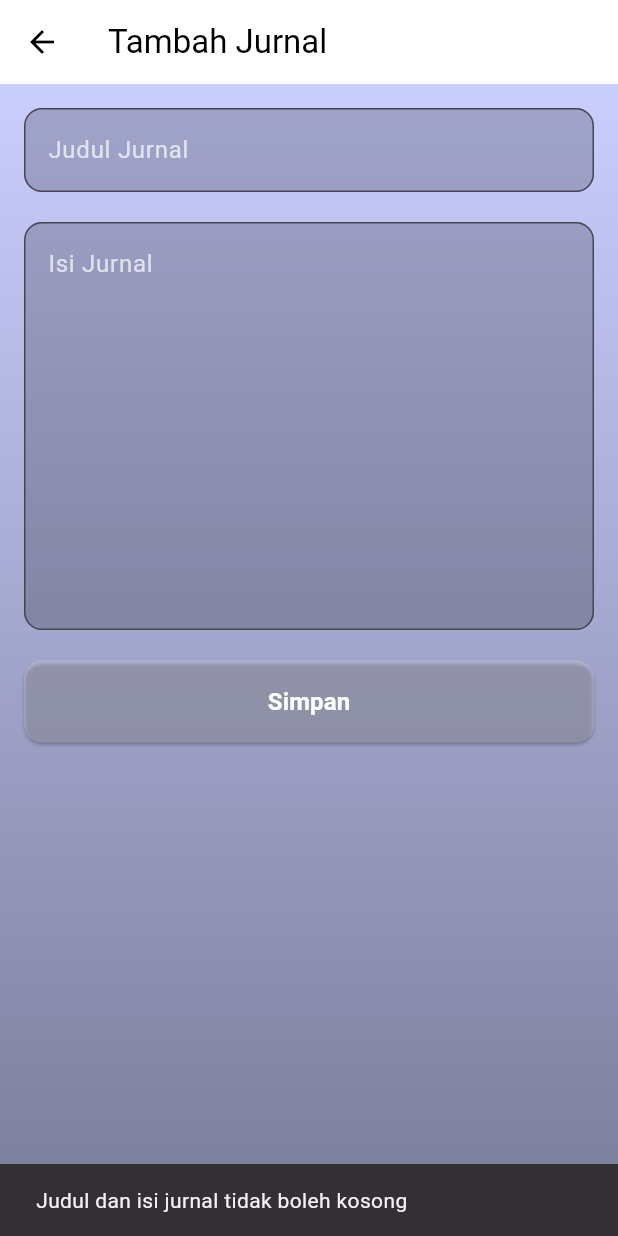
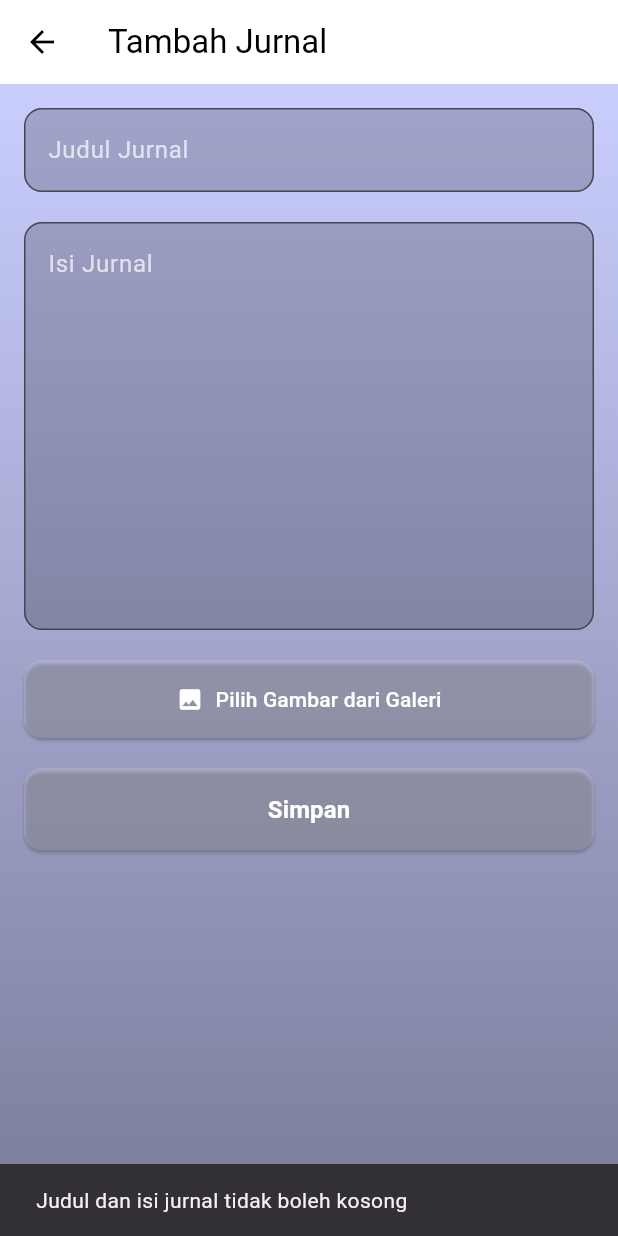
Before and after one commit to destristifaniv/sojoy, a Flutter app: the WriteJournalScreen screen opened directly, after a tap on "Simpan", on a phone screen of 412 x 824 dp. Run offline on Flutter 3.47's test engine with Material 3 defaults, Android fonts, the phone set to English and light mode, and no system bars; our stand-ins replace image_picker, sqflite, table_calendar; accounts and stored records are empty.

Commit message:
Sprint 1

```diff
--- a/lib/models/journal.dart
+++ b/lib/models/journal.dart
@@ -1,25 +1,36 @@
 class Journal {
-  int? id;
-  String title;
-  String content;
-  String date;
+  final int? id;
+  final String title;
+  final String content;
+  final String? imagePath; // Tambahan untuk menyimpan path gambar
+  final String date;
 
-  Journal({this.id, required this.title, required this.content, required this.date});
+  Journal({
+    this.id,
+    required this.title,
+    required this.content,
+    this.imagePath,
+    required this.date,
+  });
 
+  // Convert Journal ke Map (untuk disimpan ke database)
   Map<String, dynamic> toMap() {
     return {
       'id': id,
       'title': title,
       'content': content,
+      'imagePath': imagePath,
       'date': date,
     };
   }
 
+  // Convert Map dari database ke Journal
   factory Journal.fromMap(Map<String, dynamic> map) {
     return Journal(
       id: map['id'],
       title: map['title'],
       content: map['content'],
+      imagePath: map['imagePath'],
       date: map['date'],
     );
   }
--- a/lib/screens/write_journal.dart
+++ b/lib/screens/write_journal.dart
@@ -1,8 +1,12 @@
 import 'package:flutter/material.dart';
 import 'package:intl/intl.dart';
+import 'dart:io';
+import 'package:image_picker/image_picker.dart';
+
+import '../PopUp/motivation_popup.dart';
 import '../models/journal.dart';
 import '../themes/gradient_background.dart';
-import '../services/database_helper.dart'; // Ini penting
+import '../services/database_helper.dart';
 
 class WriteJournalScreen extends StatefulWidget {
   const WriteJournalScreen({super.key});
@@ -12,8 +16,9 @@ class WriteJournalScreen extends StatefulWidget {
 }
 
 class _WriteJournalScreenState extends State<WriteJournalScreen> {
-  final _titleController = TextEditingController();
-  final _contentController = TextEditingController();
+  final TextEditingController _titleController = TextEditingController();
+  final TextEditingController _contentController = TextEditingController();
+  File? _selectedImage;
 
   @override
   void dispose() {
@@ -22,9 +27,20 @@ class _WriteJournalScreenState extends State<WriteJournalScreen> {
     super.dispose();
   }
 
+  Future<void> _pickImage() async {
+    final ImagePicker picker = ImagePicker();
+    final XFile? pickedFile = await picker.pickImage(source: ImageSource.gallery);
+
+    if (pickedFile != null) {
+      setState(() {
+        _selectedImage = File(pickedFile.path);
+      });
+    }
+  }
+
   Future<void> _saveJournal() async {
-    final title = _titleController.text.trim();
-    final content = _contentController.text.trim();
+    final String title = _titleController.text.trim();
+    final String content = _contentController.text.trim();
 
     if (title.isEmpty || content.isEmpty) {
       ScaffoldMessenger.of(context).showSnackBar(
@@ -33,12 +49,22 @@ class _WriteJournalScreenState extends State<WriteJournalScreen> {
       return;
     }
 
-    final date = DateFormat('yyyy-MM-dd').format(DateTime.now());
-    final journal = Journal(title: title, content: content, date: date);
+    final String date = DateFormat('yyyy-MM-dd').format(DateTime.now());
+    final Journal journal = Journal(
+      title: title,
+      content: content,
+      date: date,
+      imagePath: _selectedImage?.path,
+    );
 
     try {
       await DatabaseHelper.instance.insertJournal(journal);
-      Navigator.pop(context, true); // Kembali dan beri sinyal bahwa data berhasil ditambah
+
+      // Tampilkan popup motivasi
+      showDialog(
+        context: context,
+        builder: (context) => const MotivationPopup(),
+      );
     } catch (e) {
       ScaffoldMessenger.of(context).showSnackBar(
         SnackBar(content: Text('Gagal menyimpan jurnal: $e')),
@@ -72,11 +98,11 @@ class _WriteJournalScreenState extends State<WriteJournalScreen> {
                     filled: true,
                     fillColor: Colors.black.withOpacity(0.2),
                     border: OutlineInputBorder(
-                      borderSide: BorderSide(color: Colors.white70),
+                      borderSide: const BorderSide(color: Colors.white70),
                       borderRadius: BorderRadius.circular(12),
                     ),
                     focusedBorder: OutlineInputBorder(
-                      borderSide: BorderSide(color: Colors.white, width: 2),
+                      borderSide: const BorderSide(color: Colors.white, width: 2),
                       borderRadius: BorderRadius.circular(12),
                     ),
                   ),
@@ -94,12 +120,40 @@ class _WriteJournalScreenState extends State<WriteJournalScreen> {
                     filled: true,
                     fillColor: Colors.black.withOpacity(0.2),
                     border: OutlineInputBorder(
-                      borderSide: BorderSide(color: Colors.white70),
+                      borderSide: const BorderSide(color: Colors.white70),
                       borderRadius: BorderRadius.circular(12),
                     ),
                     focusedBorder: OutlineInputBorder(
-                      borderSide: BorderSide(color: Colors.white, width: 2),
+                      borderSide: const BorderSide(color: Colors.white, width: 2),
                       borderRadius: BorderRadius.circular(12),
+                    ),
+                  ),
+                ),
+                const SizedBox(height: 20),
+                if (_selectedImage != null)
+                  Container(
+                    margin: const EdgeInsets.only(bottom: 16),
+                    height: 200,
+                    decoration: BoxDecoration(
+                      borderRadius: BorderRadius.circular(12),
+                      image: DecorationImage(
+                        image: FileImage(_selectedImage!),
+                        fit: BoxFit.cover,
+                      ),
+                    ),
+                  ),
+                SizedBox(
+                  width: double.infinity,
+                  child: ElevatedButton.icon(
+                    onPressed: _pickImage,
+                    icon: const Icon(Icons.image, color: Colors.white),
+                    label: const Text('Pilih Gambar dari Galeri', style: TextStyle(color: Colors.white)),
+                    style: ElevatedButton.styleFrom(
+                      backgroundColor: Colors.white.withOpacity(0.2),
+                      padding: const EdgeInsets.symmetric(vertical: 16),
+                      shape: RoundedRectangleBorder(
+                        borderRadius: BorderRadius.circular(12),
+                      ),
                     ),
                   ),
                 ),
--- a/lib/widgets/bottom_navbar.dart
+++ b/lib/widgets/bottom_navbar.dart
@@ -45,9 +45,9 @@ class BottomNavBar extends StatelessWidget {
               height: 56,
               decoration: const BoxDecoration(
                 shape: BoxShape.circle,
-                color: Colors.black,
+                color: Color.fromARGB(255, 255, 255, 255),
               ),
-              child: const Icon(Icons.add, color: Colors.white, size: 30),
+              child: const Icon(Icons.add, color: Color.fromARGB(255, 0, 0, 0), size: 30),
             ),
           ),
           IconButton(
--- a/pubspec.yaml
+++ b/pubspec.yaml
@@ -1,4 +1,4 @@
-name: sojoy2
+name: sojoy
 description: "A new Flutter project."
 # The following line prevents the package from being accidentally published to
 # pub.dev using `flutter pub publish`. This is preferred for private packages.
@@ -27,10 +27,8 @@ dependencies:
   sqflite: ^2.4.2
   path: ^1.9.1
   table_calendar: ^3.2.0
-  http: ^0.13.5
-  hive: ^2.2.3
-  hive_flutter: ^1.1.0
   path_provider: ^2.1.1
+  image_picker: ^0.8.5+3
 
 
   cupertino_icons: ^1.0.8
```
Also changed, not shown: lib/PopUp/motivation_popup.dart (added, +30 -0 lines), lib/screens/add_journal_screen.dart (+22 -0 lines), lib/screens/journal_detail_screen.dart (+39 -4 lines), lib/services/database_helper.dart (+12 -5 lines), pubspec.lock, 1412 other files.
